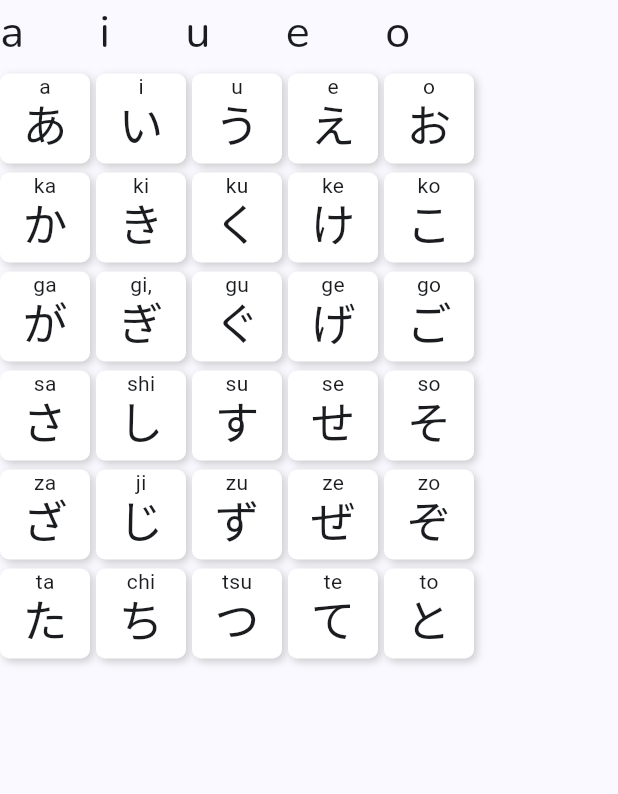
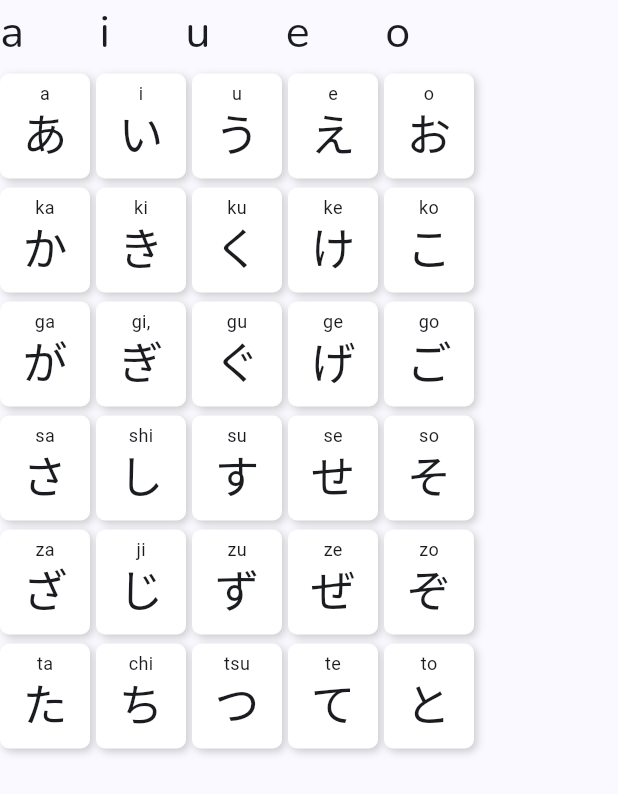
Before and after one commit to vitaliiboiko360/ltrainer, a Flutter app: the HiraganaTable screen opened directly, on a phone screen of 412 x 824 dp. Shown: the top 794 px of the screen. Run offline on Flutter 3.47's test engine with Material 3 defaults, Android fonts, the phone set to English and light mode, and no system bars; our stand-ins replace flutter_animate, video_player; missing offline and left inert: pointer_interceptor, pointer_interceptor_web, scribble.

Commit message:
adjust styles

```diff
--- a/lib/src/hiragana/hiragana_table/hiragana_letter.dart
+++ b/lib/src/hiragana/hiragana_table/hiragana_letter.dart
@@ -15,7 +15,7 @@ class _HiraganaLetterState extends State<HiraganaLetter> {
   Widget build(BuildContext context) {
     return Container(
       width: 60,
-      height: 60,
+      height: 70,
       alignment: Alignment.center,
       decoration: BoxDecoration(
         color: Colors.white,
@@ -37,7 +37,7 @@ class _HiraganaLetterState extends State<HiraganaLetter> {
           Text(
             widget.sound,
             textAlign: TextAlign.start,
-            style: TextStyle(fontSize: 14, height: 0.6),
+            style: TextStyle(fontSize: 12, height: 0.8),
           ),
           Text(
             widget.letter,
```
